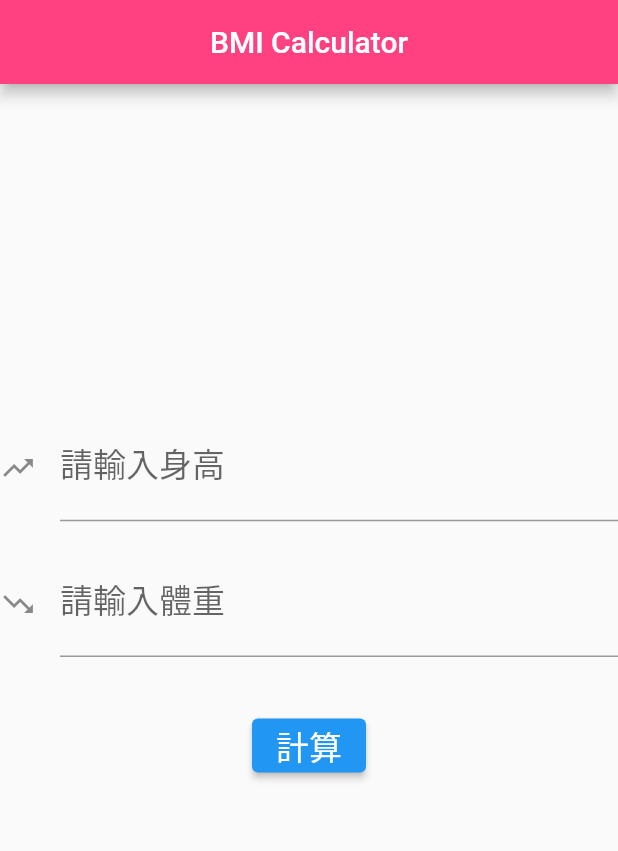
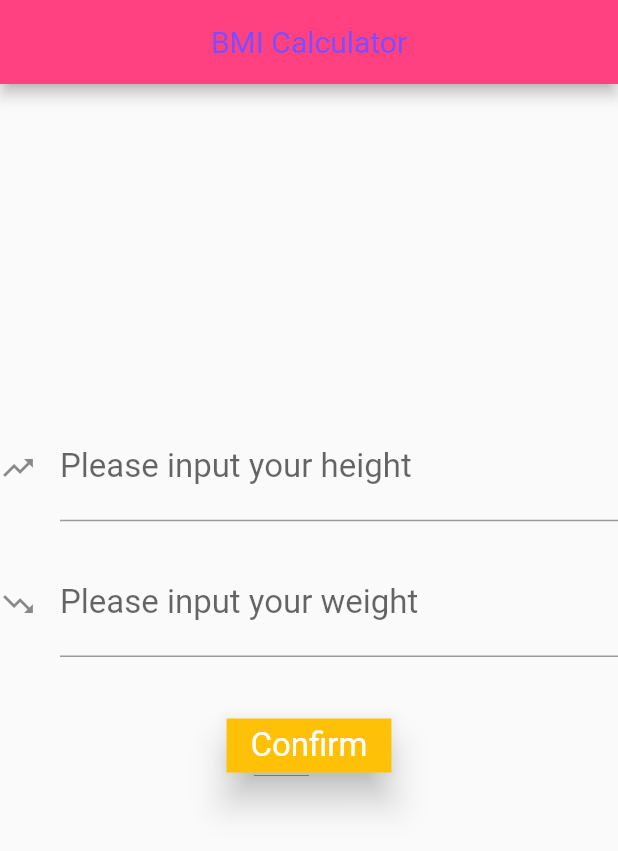
Before and after one commit to oitns106/1120925bmi_v2, a Flutter app: the screen it shows after launch, on a phone screen of 412 x 824 dp. Shown: the top 851 px of the screen. Run offline on Flutter 3.47's test engine with Material 2 defaults, Android fonts, the phone set to English and light mode, and no system bars.

Commit message:
initial commit

```diff
--- /dev/null
+++ b/lib/l10n/intl_en.arb
@@ -0,0 +1,12 @@
+{
+  "title": "BMI Calculator",
+  "height1": "Please input your height",
+  "weight1": "Please input your weight",
+  "error_text": "Cannot be empty",
+  "button1": "Confirm",
+  "result1": "Your BMI=",
+  "status00": "Your body status is ",
+  "status01": "too light",
+  "status02": "normal",
+  "status03": "too heavy"
+}
--- a/lib/main.dart
+++ b/lib/main.dart
@@ -1,17 +1,101 @@
+import 'dart:async';
 import 'package:flutter/material.dart';
 import 'package:flutter/cupertino.dart';
+import 'package:flutter_localizations/flutter_localizations.dart';
+import 'generated/l10n.dart';
 
 void main() {
-  runApp(myApp());
+  runApp(MaterialApp(home: MyApp(),));
 }
 
-class myApp extends StatelessWidget {
-  const myApp({Key? key}) : super(key: key);
+class MyApp extends StatefulWidget {
+  const MyApp({Key? key}) : super(key: key);
+
+  @override
+  Screen1 createState() => Screen1();
+}
+
+class Screen1 extends State<MyApp> {
+
+  String imageLink='images/img.jpg';
+
+  @override
+  void initState() {
+    super.initState();
+    Timer(Duration(seconds:3), (){
+      Navigator.push(context, MaterialPageRoute(builder: (context)=>myApp1()));
+    });
+  }
+
+  @override
+  Widget build(BuildContext context) {
+    return Scaffold(
+      appBar: AppBar(
+               title: Text('BMI Demo'),
+      ),
+      body: Center(
+        child: Column(
+          mainAxisAlignment: MainAxisAlignment.center,
+          children: [
+            Container(
+              width: 300,
+              height: 400,
+              decoration: BoxDecoration(
+                  border: Border.all(color:Colors.purple,
+                                     width:5,
+                                     style: BorderStyle.solid),
+                  borderRadius: BorderRadius.circular(30),
+                  image: DecorationImage(image: AssetImage(imageLink),
+                                         fit: BoxFit.cover),
+                  color: Colors.white,
+              ),
+            ),
+            SizedBox(height:10),
+            Text("我的BMI程式", textAlign: TextAlign.center,
+                                style: TextStyle(fontSize: 40,
+                                                 fontFamily: "kai",
+                                                 color: Colors.amber,
+                                                 fontWeight: FontWeight.bold),),
+          ],
+        ),
+      ),
+    );
+  }
+}
+
+class myApp1 extends StatelessWidget {
+  const myApp1({Key? key}) : super(key: key);
 
   @override
   Widget build(BuildContext context) {
     return MaterialApp(
-      theme: ThemeData(primaryColor: Colors.pinkAccent),
+      localizationsDelegates: [
+        S.delegate,
+        GlobalMaterialLocalizations.delegate,
+        GlobalWidgetsLocalizations.delegate,
+        GlobalCupertinoLocalizations.delegate,
+      ],
+      supportedLocales: S.delegate.supportedLocales,
+      theme: ThemeData(primaryColor: Colors.amber,
+                       colorScheme: ColorScheme.light(
+                                      primary: Colors.amber,
+                                      secondary: Colors.pinkAccent,),
+                       appBarTheme: AppBarTheme(backgroundColor: Colors.amber,
+                                                titleTextStyle: TextStyle(color:Colors.deepPurpleAccent,
+                                                                          fontSize: 20),
+                                                iconTheme: IconThemeData(color: Colors.grey),
+                                                toolbarTextStyle: TextStyle(color: Colors.deepPurpleAccent,
+                                                                            fontSize: 20),),
+                      elevatedButtonTheme: ElevatedButtonThemeData(style: ElevatedButton.styleFrom(
+                                                                            elevation: 10,
+                                                                            shape: BeveledRectangleBorder(),
+                      )),
+      ),
+      darkTheme: ThemeData(primaryColor: Colors.deepPurpleAccent,
+                           colorScheme: ColorScheme.dark(
+                                           primary: Colors.purple,
+                                           secondary: Colors.red,
+                           ),),
       home: demo(),
     );
   }
@@ -45,18 +129,24 @@ class _demoState extends State<demo> {
       double w=double.parse(weightController.text);
       if (h!=null || w!=null) {
         result1=w/(h*h);
-        if (result1!<18.5) status="過輕";
-        else if (result1!>24) status="過重";
-        else status="正常";
+        if (result1!<18.5) status="${S.of(context).status01}";
+        else if (result1!>24) status="${S.of(context).status03}";
+        else status="${S.of(context).status02}";
       }
     });
+  }
+
+  Color? getTextColor(var s1) {
+    if (s1=="${S.of(context).status02}") return Colors.green;
+    else if (s1=="${S.of(context).status01}") return Colors.amber;
+    else if (s1=="${S.of(context).status03}") return Colors.red;
   }
 
   @override
   Widget build(BuildContext context) {
     return Scaffold(
       appBar: AppBar(
-        title: Text("BMI Calculator"),
+        title: Text(S.of(context).title),
         centerTitle: true,
         backgroundColor: Colors.pinkAccent,
       ),
@@ -68,9 +158,9 @@ class _demoState extends State<demo> {
               controller: heightController,
               keyboardType: TextInputType.number,
               decoration: InputDecoration(
-                           labelText: '請輸入身高',
+                           labelText: '${S.of(context).height1}',
                            hintText: 'cm',
-                           errorText: validateh? '不得為空': null,
+                           errorText: validateh? '${S.of(context).error_text}': null,
                            icon: Icon(Icons.trending_up),
               ),
               style: TextStyle(fontSize: 22),
@@ -80,15 +170,15 @@ class _demoState extends State<demo> {
               controller: weightController,
               keyboardType: TextInputType.number,
               decoration: InputDecoration(
-                labelText: '請輸入體重',
+                labelText: '${S.of(context).weight1}',
                 hintText: 'Kg',
-                errorText: validatew? '不得為空': null,
+                errorText: validatew? '${S.of(context).error_text}': null,
                 icon: Icon(Icons.trending_down),
               ),
               style: TextStyle(fontSize: 22),
             ),
             SizedBox(height: 35,),
-            ElevatedButton(child: Text('計算', style: TextStyle(color: Colors.white),),
+            ElevatedButton(child: Text('${S.of(context).button1}', style: TextStyle(color: Colors.white),),
                            onPressed: () {
                                       setState(() {
                                         heightController.text.isEmpty? validateh=true : validateh=false;
@@ -101,17 +191,31 @@ class _demoState extends State<demo> {
                            ),
             ),
             SizedBox(height: 15,),
-            Text(result1==null? "":"您的BMI值=${result1!.toStringAsFixed(2)}",
+            Text(result1==null? "":"${S.of(context).result1}=${result1!.toStringAsFixed(2)}",
                  style: TextStyle(color: Colors.blueAccent,
                                   fontSize: 22,
                                   fontWeight: FontWeight.w500),
             ),
             SizedBox(height: 15,),
-            Text(status==null? "":"您的狀態為：${status}",
-                 style: TextStyle(color: Colors.blue,
-                                  fontSize: 22,
-                                  fontWeight: FontWeight.w500),
-            ),
+            RichText(text: TextSpan(
+              style: TextStyle(color: Colors.blue,
+                               fontSize: 22,
+                               fontWeight: FontWeight.w500),
+              children: [
+                TextSpan(text: status==null? "":"${S.of(context).status00}"),
+                TextSpan(text: status==null? "":"${status}", style: TextStyle(
+                                                                      //color: Colors.greenAccent, 固定顏色
+                                                                      color: getTextColor(status),
+                                                                      fontSize: 22,
+                                                                      fontWeight: FontWeight.w500
+                )),
+              ],
+            ),),
+            //Text(status==null? "":"您的狀態為：${status}",
+            //     style: TextStyle(color: Colors.blue,
+            //                      fontSize: 22,
+            //                      fontWeight: FontWeight.w500),
+            //),
           ],
         ),
       ),
```
Also changed, not shown: lib/l10n/intl_zh.arb (added, +12 -0 lines), pubspec.yaml (+10 -28 lines), images/img.jpg (added), lib/generated/intl/messages_all.dart (added), lib/generated/intl/messages_en.dart (added), lib/generated/intl/messages_zh.dart (added), lib/generated/l10n.dart (added), pubspec.lock, 1 other file.
